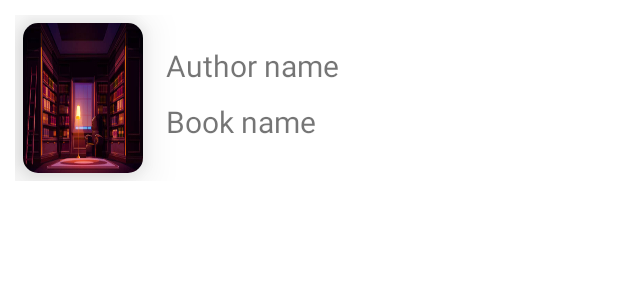
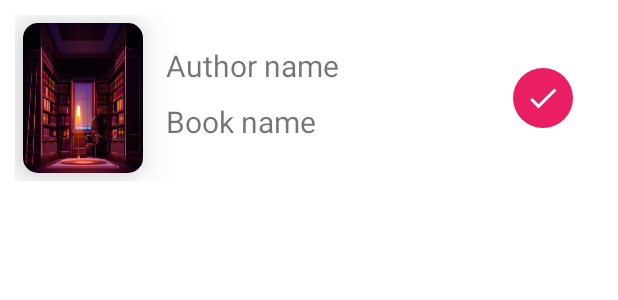
Before and after one commit to Ghasty003/Book-app, an Android app: the layout usersbook_view.xml on its own in the app's theme, with its tools: preview values and no code run, on a phone screen of 412 x 824 dp. Shown: the top 300 px of the screen. Run offline under Robolectric (Android 15) with nearby library versions, the phone set to English and light mode, and no system bars.

Commit message:
added add icon to layout

```diff
--- a/app/src/main/res/layout/usersbook_view.xml
+++ b/app/src/main/res/layout/usersbook_view.xml
@@ -47,4 +47,15 @@
         android:textSize="20sp"
         />
 
+    <ImageButton
+        android:layout_width="40dp"
+        android:layout_height="40dp"
+        android:src="@drawable/ic_baseline_done_24"
+        android:layout_alignParentEnd="true"
+        android:layout_centerVertical="true"
+        android:layout_marginEnd="20dp"
+        android:background="@drawable/done_bg"
+        app:tint="@color/white"
+    />
+
 </RelativeLayout>
```
